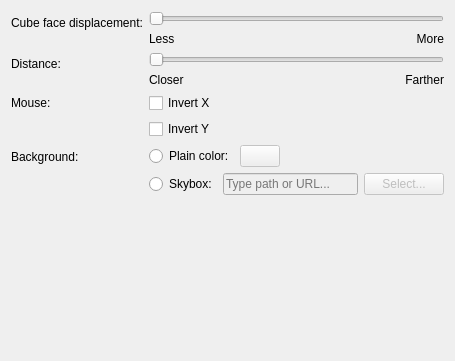
Qt form kwin/effects/cube/kcm/cubeeffectkcm.ui (Sonic-DE/sonic-workspace-addons) before a commit.
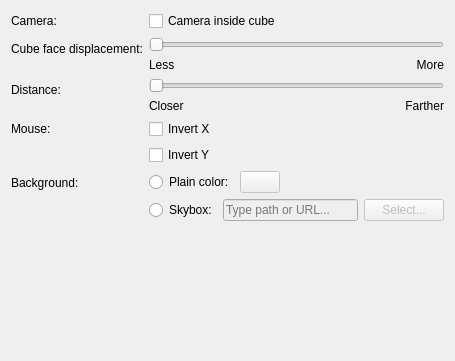
The same form after that commit. Custom widgets are drawn as their Qt base class.

Commit message:
kwin/effects/cube: add "Camera inside cube" option
When this option is disabled, behaviour is as before: desktops appear on
the outer faces of the cube, the camera is pulled back, raised slightly,
and pointing at the cube. The cube can be rotated, and is rotated by
default to make the active desktop visible.

When this option is enabled, behaviour is altered: desktops appear on
the inner faces of the cube, the camera is right at the centre. The
camera can be rotated, and is rotated by default to make the active
desktop visible.

```diff
--- a/kwin/effects/cube/kcm/cubeeffectkcm.ui
+++ b/kwin/effects/cube/kcm/cubeeffectkcm.ui
@@ -18,13 +18,27 @@
   </property>
   <layout class="QFormLayout" name="formLayout">
    <item row="0" column="0">
+    <widget class="QLabel" name="label_camera">
+     <property name="text">
+      <string>Camera:</string>
+     </property>
+    </widget>
+   </item>
+   <item row="0" column="1">
+    <widget class="QCheckBox" name="kcfg_ViewFromInside">
+     <property name="text">
+      <string>Camera inside cube</string>
+     </property>
+    </widget>
+   </item>
+   <item row="1" column="0">
     <widget class="QLabel" name="label_2">
      <property name="text">
       <string>Cube face displacement:</string>
      </property>
     </widget>
    </item>
-   <item row="0" column="1">
+   <item row="1" column="1">
     <layout class="QGridLayout" name="gridLayout">
      <item row="0" column="0" colspan="2">
       <widget class="QSlider" name="kcfg_CubeFaceDisplacement">
@@ -67,14 +81,14 @@
      </item>
     </layout>
    </item>
-   <item row="1" column="0">
+   <item row="2" column="0">
     <widget class="QLabel" name="label">
      <property name="text">
       <string>Distance:</string>
      </property>
     </widget>
    </item>
-   <item row="1" column="1">
+   <item row="2" column="1">
     <layout class="QGridLayout" name="gridLayout_2">
      <item row="0" column="0" colspan="2">
       <widget class="QSlider" name="slider_DistanceFactor">
@@ -120,35 +134,35 @@
      </item>
     </layout>
    </item>
-   <item row="2" column="0">
+   <item row="3" column="0">
     <widget class="QLabel" name="label_Mouse">
      <property name="text">
       <string>Mouse:</string>
      </property>
     </widget>
    </item>
-   <item row="2" column="1">
+   <item row="3" column="1">
     <widget class="QCheckBox" name="kcfg_MouseInvertedX">
      <property name="text">
       <string>Invert X</string>
      </property>
     </widget>
    </item>
-   <item row="3" column="1">
+   <item row="4" column="1">
     <widget class="QCheckBox" name="kcfg_MouseInvertedY">
      <property name="text">
       <string>Invert Y</string>
      </property>
     </widget>
    </item>
-   <item row="4" column="0">
+   <item row="5" column="0">
     <widget class="QLabel" name="label_4">
      <property name="text">
       <string>Background:</string>
      </property>
     </widget>
    </item>
-   <item row="4" column="1">
+   <item row="5" column="1">
     <layout class="QVBoxLayout" name="verticalLayout_3">
      <item>
       <layout class="QHBoxLayout" name="horizontalLayout">
```
Left out of the diff: 2 changed lines with no effect on the pictures. The commit also changes 3 other files.
